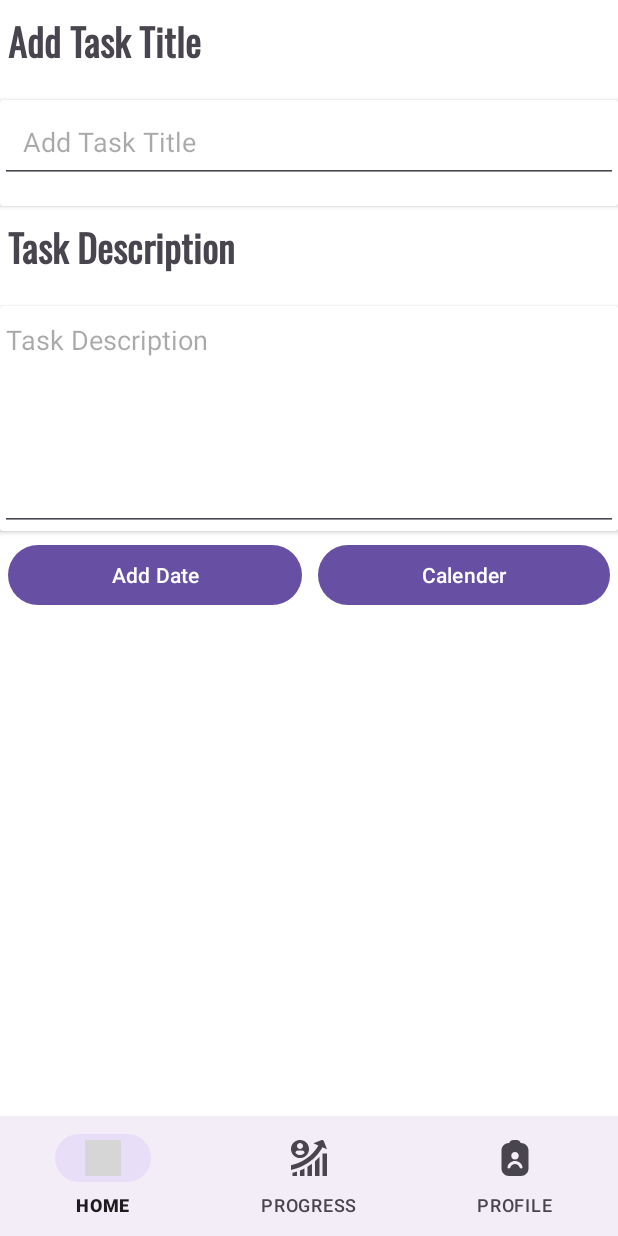
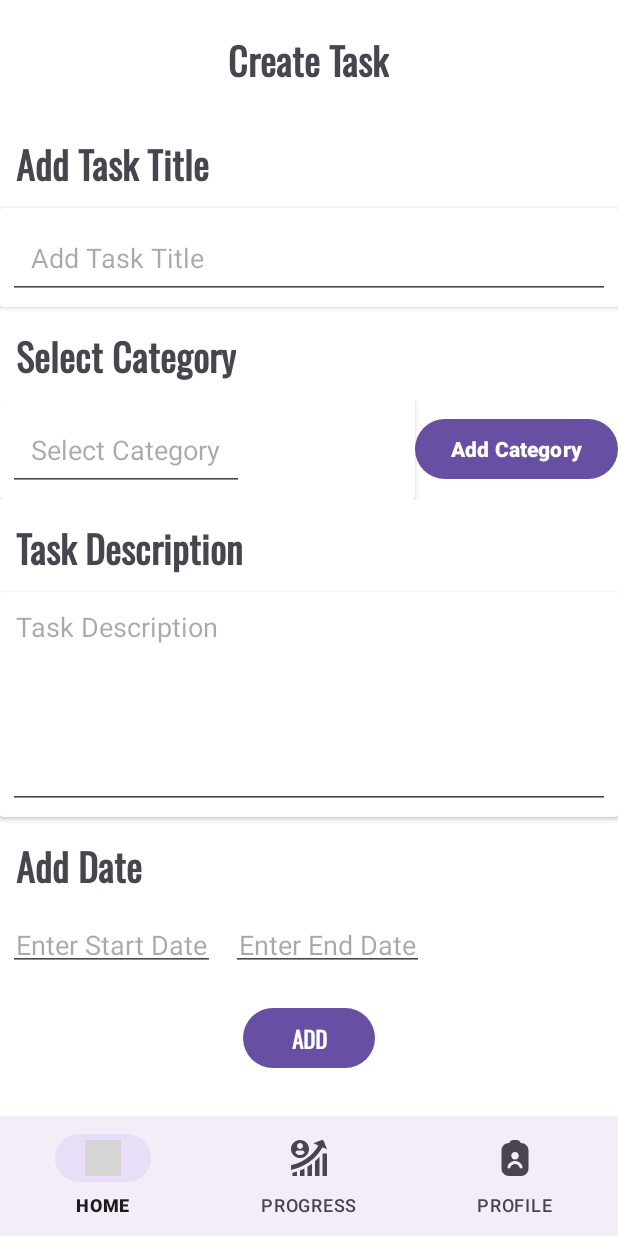
Before and after one commit to QuantumDebugger/GrowKroo, an Android app: the fab_fragment screen opened through its navigation route, on a phone screen of 412 x 824 dp. Run offline under Robolectric (Android 15) with nearby library versions, the phone set to English and light mode, and no system bars; grey boxes are pictures that could not be loaded.

Commit message:
Recycler layout
Working on recycler CRUD to adding data.

```diff
--- /dev/null
+++ b/app/src/main/java/com/example/growkroo/CategoryDataClass.kt
@@ -0,0 +1,5 @@
+package com.example.growkroo
+
+data class CategoryDataClass(
+    var id : String?=""
+)
--- a/app/src/main/java/com/example/growkroo/home.kt
+++ b/app/src/main/java/com/example/growkroo/home.kt
@@ -26,6 +26,16 @@ class home : Fragment() {
     private var binding : FragmentHomeBinding? = null
     lateinit var navController: NavController
 
+    //Lists Initialization
+    var taskList = arrayListOf<TaskDataClass>()
+    var categoryList = arrayListOf<CategoryDataClass>()
+
+    //recycler Initialization
+    lateinit var adapter : TaskRecyclerAdapter
+
+
+
+
     override fun onCreate(savedInstanceState: Bundle?) {
         super.onCreate(savedInstanceState)
         arguments?.let {
@@ -40,6 +50,8 @@ class home : Fragment() {
             navController = findNavController()
             navController.navigate(R.id.fab_fragment)
 
+
+
         }
 
 
@@ -49,6 +61,9 @@ class home : Fragment() {
         inflater: LayoutInflater, container: ViewGroup?,
         savedInstanceState: Bundle?
     ): View? {
+
+
+
         binding = FragmentHomeBinding.inflate(layoutInflater)
         return binding?.root
         // Inflate the layout for this fragment
--- a/app/src/main/res/layout/fragment_fab_fragment.xml
+++ b/app/src/main/res/layout/fragment_fab_fragment.xml
@@ -1,95 +1,195 @@
 <?xml version="1.0" encoding="utf-8"?>
-<androidx.constraintlayout.widget.ConstraintLayout xmlns:android="http://schemas.android.com/apk/res/android"
+<ScrollView xmlns:android="http://schemas.android.com/apk/res/android"
     xmlns:app="http://schemas.android.com/apk/res-auto"
     xmlns:tools="http://schemas.android.com/tools"
     android:layout_width="match_parent"
     android:layout_height="match_parent"
-    tools:context=".fab_fragment"
-    android:background="@color/white">
+    android:orientation="vertical"
+    android:background="@color/white"
+    tools:context=".fab_fragment">
 
     <LinearLayout
-        android:orientation="vertical"
         android:layout_width="match_parent"
         android:layout_height="wrap_content"
+        android:orientation="vertical"
         app:layout_constraintEnd_toEndOf="parent"
         app:layout_constraintStart_toStartOf="parent"
         app:layout_constraintTop_toTopOf="parent">
 
         <TextView
+
+            android:layout_width="wrap_content"
+            android:layout_height="wrap_content"
+            android:textStyle="bold"
+            android:text="Create Task"
+            android:textSize="25sp"
+            android:fontFamily="@font/oswald_variable_font_wght"
+            android:layout_gravity="center"
+            android:layout_margin="10dp"
+            android:padding="8dp"/>
+
+        <TextView
             android:id="@+id/tvAddTitle"
             android:layout_width="wrap_content"
+            android:layout_height="wrap_content"
+            android:layout_marginBottom="15dp"
+            android:fontFamily="@font/oswald_variable_font_wght"
+            android:padding="5dp"
+            android:layout_margin="5dp"
+            android:text="@string/add_title"
+            android:textAlignment="textStart"
             android:textSize="25sp"
+            android:textStyle="bold" />
+
+        <androidx.cardview.widget.CardView
+            android:id="@+id/cdTitle"
+            android:layout_width="match_parent"
             android:layout_height="wrap_content"
-            android:text="@string/add_title"
-            android:padding="5dp"
-            android:textStyle="bold"
-            android:fontFamily="@font/oswald_variable_font_wght"
-            android:layout_marginBottom="15dp"
-            android:textAlignment="textStart"
-            />
-        <androidx.cardview.widget.CardView
-            android:layout_width="match_parent"
-            android:layout_height="wrap_content">
+            android:fadeScrollbars="true">
 
             <EditText
                 android:id="@+id/etEnterTitle"
-                android:padding="15dp"
                 android:layout_width="match_parent"
                 android:layout_height="wrap_content"
+                android:layout_margin="5dp"
                 android:hint="@string/add_title"
+
+                android:padding="15dp" />
+
+        </androidx.cardview.widget.CardView>
+
+        <TextView
+            android:id="@+id/tvAddCaterogy"
+            android:layout_width="wrap_content"
+            android:layout_height="wrap_content"
             android:layout_marginBottom="15dp"
+            android:fontFamily="@font/oswald_variable_font_wght"
+            android:padding="5dp"
+            android:layout_margin="5dp"
+            android:text="@string/add_category"
+            android:textAlignment="textStart"
+            android:textSize="25sp"
+            android:textStyle="bold" />
+
+        <LinearLayout
+            android:layout_width="match_parent"
+            android:layout_height="wrap_content"
+            android:orientation="horizontal">
+
+            <androidx.cardview.widget.CardView
+                android:id="@+id/cdCategory"
+                android:layout_width="wrap_content"
+                android:layout_height="wrap_content"
+                android:layout_weight="1">
+
+                <EditText
+                    android:id="@+id/etEnterCategory"
+                    android:layout_width="wrap_content"
+                    android:layout_height="wrap_content"
+                    android:layout_margin="5dp"
+                    android:hint="Select Category"
+
+                    android:padding="15dp" />
+
+
+
+            </androidx.cardview.widget.CardView>
+
+            <com.google.android.material.button.MaterialButton
+                android:id="@+id/btnAddCategory"
+                android:layout_width="wrap_content"
+                android:layout_height="wrap_content"
+                android:layout_gravity="center"
+                android:textStyle="bold"
+                android:text="Add Category">
+
+            </com.google.android.material.button.MaterialButton>
+        </LinearLayout>
+
+
+
+        <TextView
+            android:id="@+id/tvAddDis"
+            android:layout_width="wrap_content"
+            android:layout_height="wrap_content"
+            android:layout_marginBottom="15dp"
+            android:fontFamily="@font/oswald_variable_font_wght"
+            android:padding="5dp"
+            android:layout_margin="5dp"
+            android:text="@string/description"
+            android:textAlignment="textStart"
+            android:textSize="25sp"
+            android:textStyle="bold" />
+
+        <androidx.cardview.widget.CardView
+            android:id="@+id/cdDis"
+            android:layout_width="match_parent"
+            android:layout_height="150dp">
+
+            <EditText
+                android:id="@+id/etAddDis"
+                android:layout_width="match_parent"
+                android:layout_height="match_parent"
+                android:gravity="top"
+                android:layout_margin="5dp"
+                android:padding="5dp"
+                android:hint="@string/description"
+
                 />
 
         </androidx.cardview.widget.CardView>
 
         <TextView
-            android:id="@+id/tvAddDis"
+            android:id="@+id/tvAddDate"
             android:layout_width="wrap_content"
+            android:layout_height="wrap_content"
+            android:text="Add Date"
+            android:padding="5dp"
+            android:layout_margin="5dp"
             android:textSize="25sp"
-            android:layout_height="wrap_content"
-            android:text="@string/description"
-            android:padding="5dp"
-            android:layout_marginBottom="15dp"
+            android:fontFamily="@font/oswald_variable_font_wght"
             android:textStyle="bold"
-            android:fontFamily="@font/oswald_variable_font_wght"
-            android:textAlignment="textStart"
-            />
-        <androidx.cardview.widget.CardView
-            android:layout_width="match_parent"
-            android:layout_height="150dp">
-            <EditText
-                android:id="@+id/etAddDis"
-                android:layout_width="match_parent"
-                android:layout_height="match_parent"
-                android:gravity="top"
-                android:hint="@string/description"
-
             />
 
-        </androidx.cardview.widget.CardView>
         <LinearLayout
             android:layout_width="match_parent"
-            android:layout_height="wrap_content">
-            <com.google.android.material.button.MaterialButton
+            android:layout_height="wrap_content"
+            android:orientation="horizontal"
+            android:layout_weight="1">
+
+            <EditText
+                    android:id="@+id/etAddDate1"
                     android:layout_width="wrap_content"
                     android:layout_height="wrap_content"
-                android:layout_weight="1"
-                android:id="@+id/add_date"
                     android:layout_margin="5dp"
-                android:text="@string/add_date"/>
-            <com.google.android.material.button.MaterialButton
+                    android:padding="5dp"
+                    android:hint="Enter Start Date"/>
+
+                <EditText
+                    android:id="@+id/etAddDate2"
                     android:layout_width="wrap_content"
                     android:layout_height="wrap_content"
-                android:layout_weight="1"
-                android:id="@+id/calender"
-                android:text="@string/calender"
-                android:layout_margin="5dp"/>
+                    android:layout_margin="5dp"
+                    android:padding="5dp"
+                    android:hint="Enter End Date"/>
 
 
 
         </LinearLayout>
 
+        <com.google.android.material.button.MaterialButton
+            android:id="@+id/btnAdd"
+            android:layout_width="wrap_content"
+            android:layout_height="wrap_content"
+            android:layout_gravity="center"
+            android:layout_margin="15dp"
+            android:padding="5dp"
+            android:text="ADD"
+            android:textSize="15sp"
+            android:textStyle="bold"
+            android:fontFamily="@font/oswald_variable_font_wght">
 
+        </com.google.android.material.button.MaterialButton>
 
 
 
@@ -101,4 +201,4 @@
 
 
 
-</androidx.constraintlayout.widget.ConstraintLayout>
+</ScrollView>
--- a/app/src/main/res/values/strings.xml
+++ b/app/src/main/res/values/strings.xml
@@ -17,4 +17,5 @@
     <string name="description">Task Description</string>
     <string name="add_date">Add Date</string>
     <string name="calender">Calender</string>
+    <string name="add_category">Select Category</string>
 </resources>
```
Also changed, not shown: app/src/main/java/com/example/growkroo/TaskDataClass.kt (added, +13 -0 lines), app/src/main/java/com/example/growkroo/TaskRecyclerAdapter.kt (added, +54 -0 lines), app/src/main/res/layout/fragment_home.xml (+30 -3 lines), app/src/main/res/layout/tasks_items.xml (added, +144 -0 lines), app/src/main/res/drawable/delete.png (added), app/src/main/res/drawable/edit.png (added), app/src/main/res/font/light_text.ttf (added), 2 other files. Lines whose indentation alone changed are shown as unchanged.
